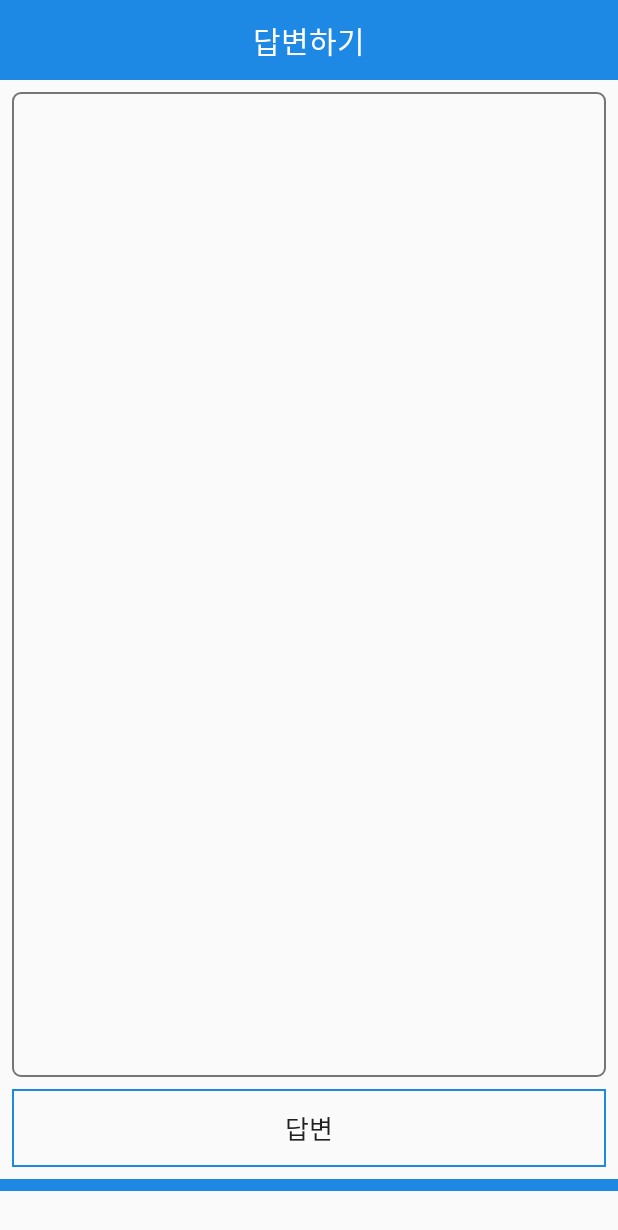
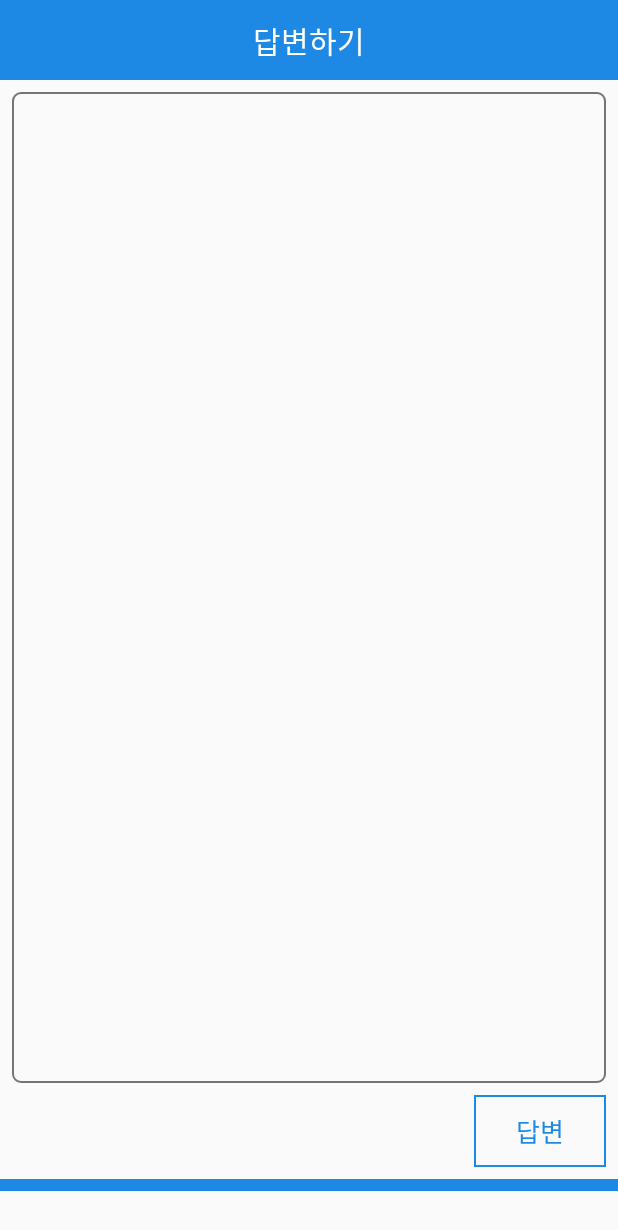
Before and after one commit to dgsw-petition/Android, an Android app: the AnswerActivity screen opened directly, with no data from a screen before it, on a phone screen of 412 x 824 dp. Shown: the top 1230 px of the screen. Run offline under Robolectric (Android 15) with nearby library versions, the phone set to English and light mode, and no system bars.

```diff
--- a/app/src/main/java/dgsw/dgsw_root/Adapter/Petition_Adapter.java
+++ b/app/src/main/java/dgsw/dgsw_root/Adapter/Petition_Adapter.java
@@ -1,4 +1,5 @@
 package dgsw.dgsw_root.Adapter;
 
 public class Petition_Adapter {
+
 }
--- /dev/null
+++ b/app/src/main/res/drawable/radius_fill_complementary.xml
@@ -0,0 +1,5 @@
+<?xml version="1.0" encoding="utf-8"?>
+<shape xmlns:android="http://schemas.android.com/apk/res/android">
+    <corners android:radius="5dp"></corners>
+    <solid android:color="@color/colorComplementary"></solid>
+</shape>
--- a/app/src/main/res/layout/activity_answer.xml
+++ b/app/src/main/res/layout/activity_answer.xml
@@ -67,16 +67,15 @@
 
     <Button
         android:id="@+id/button3"
-        android:layout_width="0dp"
-        android:layout_height="0dp"
-        app:layout_constraintDimensionRatio="10:1.3"
+        android:layout_width="wrap_content"
+        android:layout_height="wrap_content"
         android:layout_marginBottom="8dp"
         android:layout_marginEnd="8dp"
-        android:layout_marginStart="8dp"
         android:background="@drawable/radius_primary"
         android:text="답변"
+        android:textColor="@color/colorPrimary"
         android:textSize="17sp"
         app:layout_constraintBottom_toTopOf="@+id/linearLayout9"
-        app:layout_constraintEnd_toEndOf="parent"
-        app:layout_constraintStart_toStartOf="parent" />
+        app:layout_constraintDimensionRatio="10:1.3"
+        app:layout_constraintEnd_toEndOf="parent" />
 </android.support.constraint.ConstraintLayout>
--- a/app/src/main/res/values/colors.xml
+++ b/app/src/main/res/values/colors.xml
@@ -3,4 +3,5 @@
     <color name="colorPrimary">#1e88e5</color>
     <color name="colorPrimaryDark">#1976d2</color>
     <color name="colorAccent">@android:color/white</color>
+    <color name="colorComplementary">#DE88E5</color>
 </resources>
```
Also changed, not shown: app/src/main/java/dgsw/dgsw_root/Model/Petition.java (added, +8 -0 lines).
